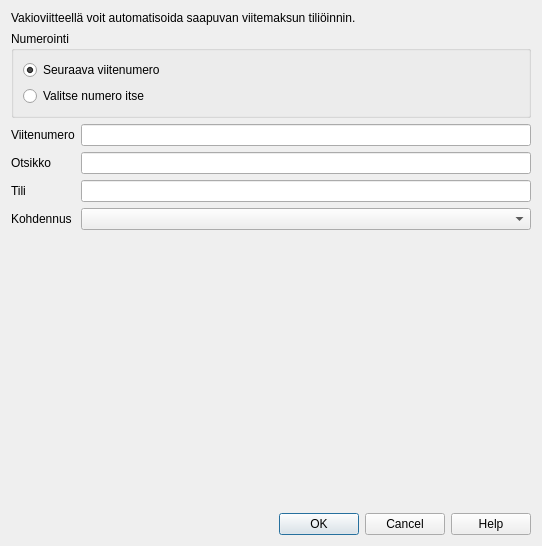
The window that kitsas/laskutus/vakioviite/vakioviitedlg.ui (artoh/kitupiikki) describes before a commit, drawn with Qt 5.
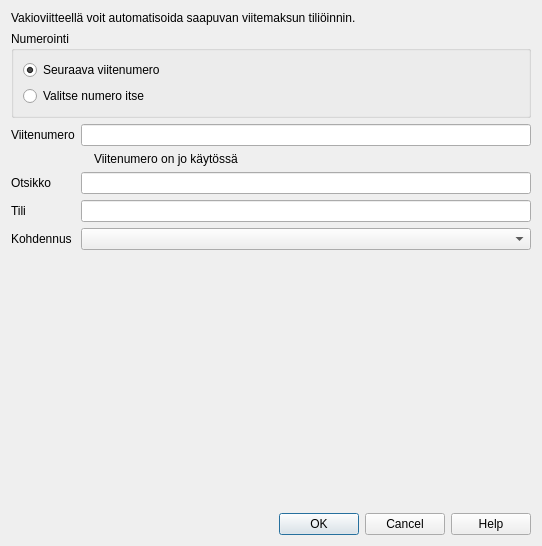
The same window after the commit. Icons and pictures are not drawn. Custom widgets are drawn as their Qt base class.

Diff of the .ui file:
```diff
--- a/kitsas/laskutus/vakioviite/vakioviitedlg.ui
+++ b/kitsas/laskutus/vakioviite/vakioviitedlg.ui
@@ -55,7 +55,42 @@
    </item>
    <item>
     <layout class="QFormLayout" name="formLayout">
-     <item row="1" column="0">
+     <item row="0" column="0">
+      <widget class="QLabel" name="viiteLabel">
+       <property name="text">
+        <string>Viitenumero</string>
+       </property>
+      </widget>
+     </item>
+     <item row="0" column="1">
+      <widget class="QLineEdit" name="viiteEdit">
+       <property name="text">
+        <string/>
+       </property>
+      </widget>
+     </item>
+     <item row="1" column="1">
+      <layout class="QHBoxLayout" name="horizontalLayout" stretch="0,1">
+       <item>
+        <widget class="QLabel" name="varoKuva">
+         <property name="text">
+          <string/>
+         </property>
+         <property name="pixmap">
+          <pixmap resource="../../pic/pic.qrc">:/pic/varoitus.png</pixmap>
+         </property>
+        </widget>
+       </item>
+       <item>
+        <widget class="QLabel" name="varoLabel">
+         <property name="text">
+          <string>Viitenumero on jo käytössä</string>
+         </property>
+        </widget>
+       </item>
+      </layout>
+     </item>
+     <item row="2" column="0">
       <widget class="QLabel" name="label_2">
        <property name="text">
         <string>Otsikko</string>
@@ -65,10 +100,10 @@
        </property>
       </widget>
      </item>
-     <item row="1" column="1">
+     <item row="2" column="1">
       <widget class="QLineEdit" name="otsikkoEdit"/>
      </item>
-     <item row="2" column="0">
+     <item row="3" column="0">
       <widget class="QLabel" name="label_3">
        <property name="text">
         <string>Tili</string>
@@ -78,11 +113,11 @@
        </property>
       </widget>
      </item>
-     <item row="2" column="1">
+     <item row="3" column="1">
       <widget class="TilinvalintaLine" name="tiliEdit"/>
      </item>
-     <item row="3" column="0">
-      <widget class="QLabel" name="label_4">
+     <item row="4" column="0">
+      <widget class="QLabel" name="kohdennusLabel">
        <property name="text">
         <string>Kohdennus</string>
        </property>
@@ -91,23 +126,9 @@
        </property>
       </widget>
      </item>
-     <item row="3" column="1">
+     <item row="4" column="1">
       <widget class="KohdennusCombo" name="kohdennusCombo"/>
      </item>
-     <item row="0" column="0">
-      <widget class="QLabel" name="viiteLabel">
-       <property name="text">
-        <string>Viitenumero</string>
-       </property>
-      </widget>
-     </item>
-     <item row="0" column="1">
-      <widget class="QLineEdit" name="viiteEdit">
-       <property name="text">
-        <string/>
-       </property>
-      </widget>
-     </item>
     </layout>
    </item>
    <item>
```
Left out of the diff: 4 changed lines with no effect on the pictures.
